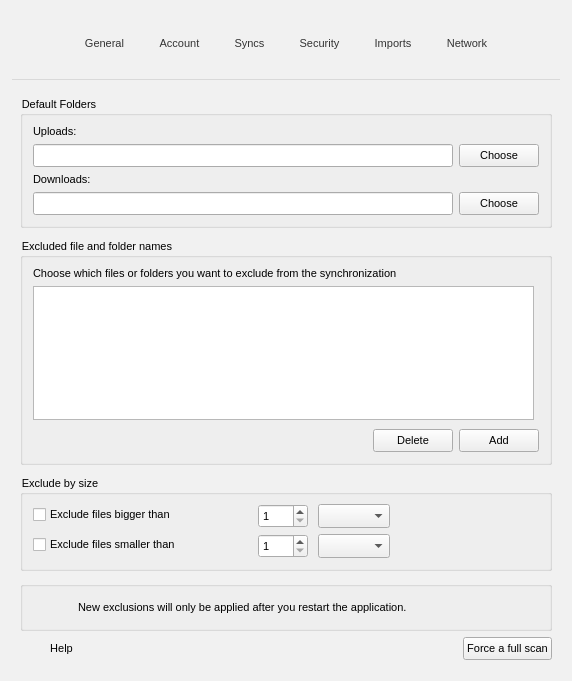
Qt form src/MEGASync/gui/win/SettingsDialog.ui (meganz/MEGAsync) before a commit.
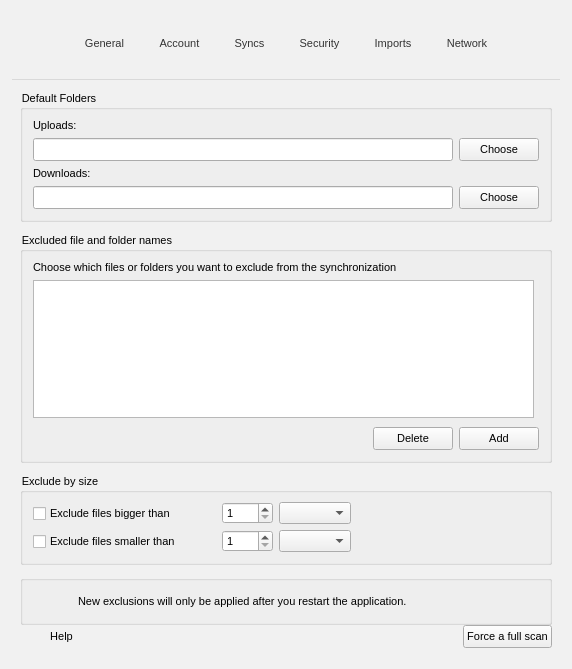
The same form after that commit. Icons and pictures are not drawn. Custom widgets are drawn as their Qt base class.

Commit message: Further height reduction for Settings dialog on Windows

What changed in the file:
```diff
--- a/src/MEGASync/gui/win/SettingsDialog.ui
+++ b/src/MEGASync/gui/win/SettingsDialog.ui
@@ -10,7 +10,7 @@
     <x>0</x>
     <y>0</y>
     <width>572</width>
-    <height>681</height>
+    <height>669</height>
    </rect>
   </property>
   <property name="contextMenuPolicy">
@@ -133,7 +133,7 @@
   </property>
   <layout class="QVBoxLayout" name="verticalLayout_15">
    <property name="spacing">
-    <number>6</number>
+    <number>0</number>
    </property>
    <property name="leftMargin">
     <number>0</number>
@@ -2595,10 +2595,7 @@
          <property name="title">
           <string>Exclude by size</string>
          </property>
-         <layout class="QFormLayout" name="gExcludeBySizeLayout">
-          <property name="fieldGrowthPolicy">
-           <enum>QFormLayout::FieldsStayAtSizeHint</enum>
-          </property>
+         <layout class="QGridLayout" name="gridLayout">
           <property name="leftMargin">
            <number>10</number>
           </property>
@@ -2611,151 +2608,147 @@
           <property name="bottomMargin">
            <number>10</number>
           </property>
-          <item row="1" column="0">
+          <item row="1" column="4">
+           <spacer name="horizontalSpacer_22">
+            <property name="orientation">
+             <enum>Qt::Horizontal</enum>
+            </property>
+            <property name="sizeHint" stdset="0">
+             <size>
+              <width>40</width>
+              <height>20</height>
+             </size>
+            </property>
+           </spacer>
+          </item>
+          <item row="0" column="3">
+           <widget class="QComboBox" name="cbExcludeUpperUnit">
+            <property name="sizePolicy">
+             <sizepolicy hsizetype="Maximum" vsizetype="Fixed">
+              <horstretch>0</horstretch>
+              <verstretch>0</verstretch>
+             </sizepolicy>
+            </property>
+            <property name="minimumSize">
+             <size>
+              <width>0</width>
+              <height>22</height>
+             </size>
+            </property>
+           </widget>
+          </item>
+          <item row="0" column="4">
+           <spacer name="horizontalSpacer_21">
+            <property name="orientation">
+             <enum>Qt::Horizontal</enum>
+            </property>
+            <property name="sizeHint" stdset="0">
+             <size>
+              <width>40</width>
+              <height>20</height>
+             </size>
+            </property>
+           </spacer>
+          </item>
+          <item row="1" column="2">
+           <widget class="QSpinBox" name="eLowerThan">
+            <property name="sizePolicy">
+             <sizepolicy hsizetype="Maximum" vsizetype="Fixed">
+              <horstretch>0</horstretch>
+              <verstretch>0</verstretch>
+             </sizepolicy>
+            </property>
+            <property name="alignment">
+             <set>Qt::AlignLeading|Qt::AlignLeft|Qt::AlignVCenter</set>
+            </property>
+            <property name="minimum">
+             <number>1</number>
+            </property>
+            <property name="maximum">
+             <number>9999</number>
+            </property>
+           </widget>
+          </item>
+          <item row="1" column="3">
+           <widget class="QComboBox" name="cbExcludeLowerUnit">
+            <property name="sizePolicy">
+             <sizepolicy hsizetype="Maximum" vsizetype="Fixed">
+              <horstretch>0</horstretch>
+              <verstretch>0</verstretch>
+             </sizepolicy>
+            </property>
+            <property name="minimumSize">
+             <size>
+              <width>0</width>
+              <height>22</height>
+             </size>
+            </property>
+           </widget>
+          </item>
+          <item row="0" column="0">
            <widget class="QCheckBox" name="cExcludeUpperThan">
-            <property name="minimumSize">
-             <size>
-              <width>219</width>
-              <height>20</height>
-             </size>
-            </property>
-            <property name="maximumSize">
-             <size>
-              <width>219</width>
-              <height>20</height>
-             </size>
-            </property>
             <property name="text">
              <string>Exclude files bigger than</string>
             </property>
            </widget>
           </item>
-          <item row="1" column="1">
-           <layout class="QHBoxLayout" name="horizontalLayout_8">
-            <property name="spacing">
-             <number>10</number>
+          <item row="0" column="2">
+           <widget class="QSpinBox" name="eUpperThan">
+            <property name="sizePolicy">
+             <sizepolicy hsizetype="Maximum" vsizetype="Fixed">
+              <horstretch>0</horstretch>
+              <verstretch>0</verstretch>
+             </sizepolicy>
             </property>
-            <item>
-             <widget class="QSpinBox" name="eUpperThan">
-              <property name="minimumSize">
-               <size>
-                <width>50</width>
-                <height>24</height>
-               </size>
-              </property>
-              <property name="maximumSize">
-               <size>
-                <width>50</width>
-                <height>24</height>
-               </size>
-              </property>
-              <property name="alignment">
-               <set>Qt::AlignLeading|Qt::AlignLeft|Qt::AlignVCenter</set>
-              </property>
-              <property name="minimum">
-               <number>1</number>
-              </property>
-              <property name="maximum">
-               <number>9999</number>
-              </property>
-             </widget>
-            </item>
-            <item>
-             <widget class="QComboBox" name="cbExcludeUpperUnit">
-              <property name="sizePolicy">
-               <sizepolicy hsizetype="Minimum" vsizetype="Fixed">
-                <horstretch>0</horstretch>
-                <verstretch>0</verstretch>
-               </sizepolicy>
-              </property>
-              <property name="minimumSize">
-               <size>
-                <width>50</width>
-                <height>24</height>
-               </size>
-              </property>
-              <property name="maximumSize">
-               <size>
-                <width>100</width>
-                <height>24</height>
-               </size>
-              </property>
-             </widget>
-            </item>
-           </layout>
+            <property name="alignment">
+             <set>Qt::AlignLeading|Qt::AlignLeft|Qt::AlignVCenter</set>
+            </property>
+            <property name="minimum">
+             <number>1</number>
+            </property>
+            <property name="maximum">
+             <number>9999</number>
+            </property>
+           </widget>
           </item>
-          <item row="2" column="0">
+          <item row="1" column="0">
            <widget class="QCheckBox" name="cExcludeLowerThan">
-            <property name="minimumSize">
-             <size>
-              <width>0</width>
-              <height>20</height>
-             </size>
-            </property>
-            <property name="maximumSize">
-             <size>
-              <width>16777215</width>
-              <height>20</height>
-             </size>
-            </property>
             <property name="text">
              <string>Exclude files smaller than</string>
             </property>
            </widget>
           </item>
-          <item row="2" column="1">
-           <layout class="QHBoxLayout" name="horizontalLayout_9">
-            <property name="spacing">
-             <number>10</number>
+          <item row="0" column="1">
+           <spacer name="horizontalSpacer_23">
+            <property name="orientation">
+             <enum>Qt::Horizontal</enum>
             </property>
-            <item>
-             <widget class="QSpinBox" name="eLowerThan">
-              <property name="minimumSize">
-               <size>
-                <width>50</width>
-                <height>24</height>
-               </size>
-              </property>
-              <property name="maximumSize">
-               <size>
-                <width>50</width>
-                <height>24</height>
-               </size>
-              </property>
-              <property name="alignment">
-               <set>Qt::AlignLeading|Qt::AlignLeft|Qt::AlignVCenter</set>
-              </property>
-              <property name="minimum">
-               <number>1</number>
-              </property>
-              <property name="maximum">
-               <number>9999</number>
-              </property>
-             </widget>
-            </item>
-            <item>
-             <widget class="QComboBox" name="cbExcludeLowerUnit">
-              <property name="sizePolicy">
-               <sizepolicy hsizetype="Minimum" vsizetype="Fixed">
-                <horstretch>0</horstretch>
-                <verstretch>0</verstretch>
-               </sizepolicy>
-              </property>
-              <property name="minimumSize">
-               <size>
-                <width>50</width>
-                <height>24</height>
-               </size>
-              </property>
-              <property name="maximumSize">
-               <size>
-                <width>100</width>
-                <height>24</height>
-               </size>
-              </property>
-             </widget>
-            </item>
-           </layout>
+            <property name="sizeType">
+             <enum>QSizePolicy::Fixed</enum>
+            </property>
+            <property name="sizeHint" stdset="0">
+             <size>
+              <width>40</width>
+              <height>0</height>
+             </size>
+            </property>
+           </spacer>
+          </item>
+          <item row="1" column="1">
+           <spacer name="horizontalSpacer_24">
+            <property name="orientation">
+             <enum>Qt::Horizontal</enum>
+            </property>
+            <property name="sizeType">
+             <enum>QSizePolicy::Fixed</enum>
+            </property>
+            <property name="sizeHint" stdset="0">
+             <size>
+              <width>40</width>
+              <height>0</height>
+             </size>
+            </property>
+           </spacer>
           </item>
          </layout>
         </widget>
```
Left out of the diff: 3 changed lines with no effect on the pictures.
